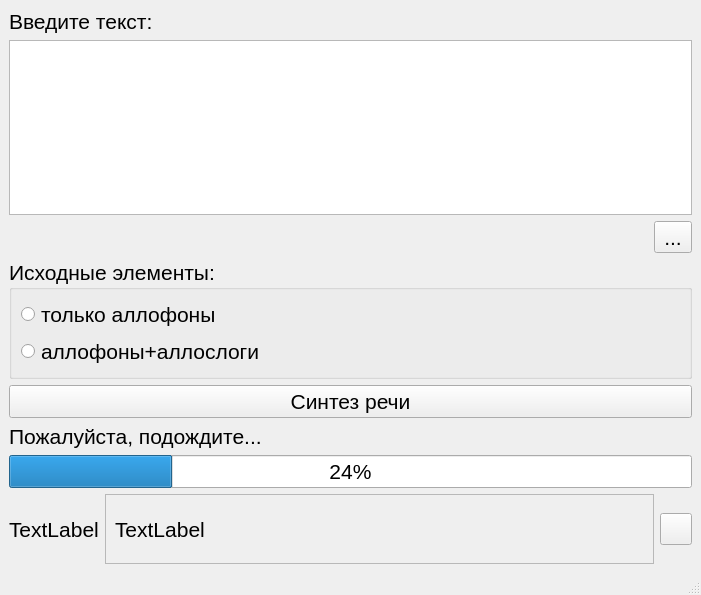
Before: the Qt Designer form src/TTS/ui/mainwindow.ui in Painted-Black/BMSTU-TTS, drawn with Qt 5.
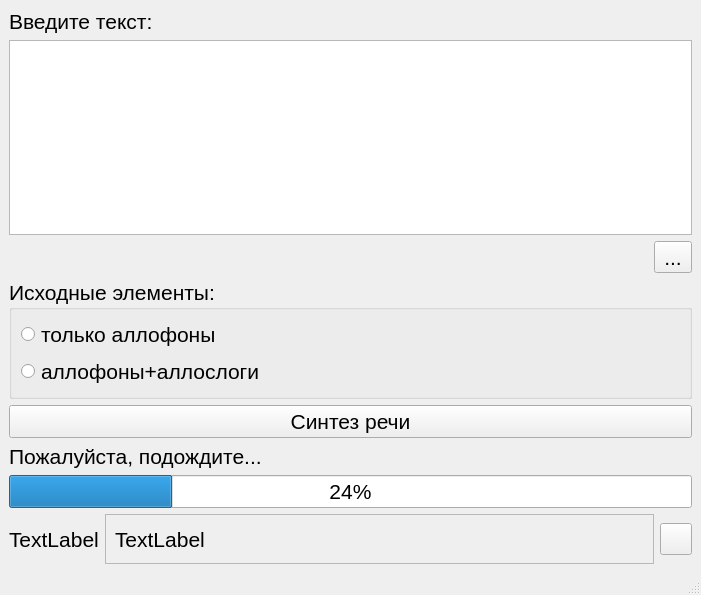
After: the same form once the commit is applied.

Patch:
```diff
--- a/src/TTS/ui/mainwindow.ui
+++ b/src/TTS/ui/mainwindow.ui
@@ -107,6 +107,15 @@
       </item>
       <item>
        <widget class="QScrollArea" name="scrollArea">
+        <property name="maximumSize">
+         <size>
+          <width>16777215</width>
+          <height>50</height>
+         </size>
+        </property>
+        <property name="verticalScrollBarPolicy">
+         <enum>Qt::ScrollBarAsNeeded</enum>
+        </property>
         <property name="widgetResizable">
          <bool>true</bool>
         </property>
@@ -116,7 +125,7 @@
            <x>0</x>
            <y>0</y>
            <width>543</width>
-           <height>68</height>
+           <height>48</height>
           </rect>
          </property>
          <layout class="QHBoxLayout" name="horizontalLayout_2">
```
